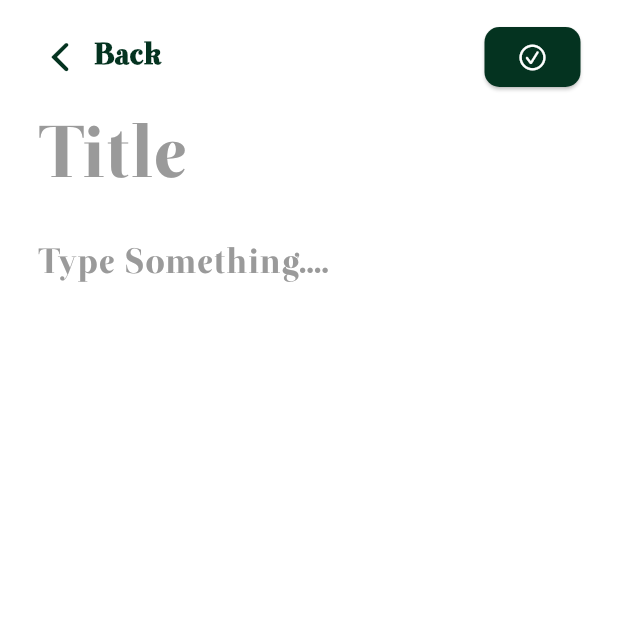
After one commit to salahswidan/note_app_with_hive, a Flutter app: the NewNoteScreen screen opened by its route, on a phone screen of 412 x 824 dp, the top half of it. The commit adds this screen. Run offline on Flutter 3.47's test engine with Material 3 defaults, Android fonts, the phone set to English and light mode, and no system bars; our stand-ins replace flutter_screenutil, hive, hive_flutter; accounts and stored records are empty.

Commit message:
Refactor NewNoteController and implement text field widgets for title and description; add validation and modal for required fields

```diff
--- a/lib/main.dart
+++ b/lib/main.dart
@@ -3,10 +3,12 @@ import 'package:flutter_screenutil/flutter_screenutil.dart';
 import 'package:hive_flutter/adapters.dart';
 
 import 'core/resources/route_manager.dart';
+import 'model/note_model/note_model.dart';
 
 void main()async {
   WidgetsFlutterBinding.ensureInitialized();
   await Hive.initFlutter();
+   Hive.registerAdapter(NoteModelAdapter());
 
   runApp(const MyApp());
 }
--- /dev/null
+++ b/lib/view/new_note_screen/widgets/custom_text_field_desc_note.dart
@@ -0,0 +1,34 @@
+
+import 'package:flutter/material.dart';
+import 'package:flutter_screenutil/flutter_screenutil.dart';
+
+import '../../../core/resources/color_manager.dart';
+
+class CustomTextFieldDescNote extends StatelessWidget {
+  const CustomTextFieldDescNote({
+    super.key,
+    required this.descController,
+  });
+  final TextEditingController descController;
+  @override
+  Widget build(BuildContext context) {
+    return TextFormField(
+      controller: descController,
+      style: TextStyle(
+        color: Colors.black,
+        fontSize: 23.sp,
+        fontFamily: "Otama",
+      ),
+      maxLength: null,
+      decoration: InputDecoration(
+        hintText: "Type Something....",
+        hintStyle: TextStyle(
+          color: ColorManager.KGrey2Color,
+          fontSize: 23.sp,
+          fontFamily: "Otama",
+        ),
+        border: InputBorder.none,
+      ),
+    );
+  }
+}
--- /dev/null
+++ b/lib/view/new_note_screen/widgets/custom_text_field_title_note.dart
@@ -0,0 +1,35 @@
+
+import 'package:flutter/material.dart';
+import 'package:flutter_screenutil/flutter_screenutil.dart';
+
+import '../../../core/resources/color_manager.dart';
+
+class CustomTextFieldTitle extends StatelessWidget {
+  const CustomTextFieldTitle({
+    super.key,
+    required this.titleController,
+  });
+  final TextEditingController titleController;
+
+  @override
+  Widget build(BuildContext context) {
+    return TextFormField(
+      controller: titleController,
+      style: TextStyle(
+        color: Colors.black,
+        fontSize: 48.sp,
+        fontFamily: "Otama",
+      ),
+      maxLines: 1,
+      decoration: InputDecoration(
+        hintText: "Title",
+        hintStyle: TextStyle(
+          color: ColorManager.KGrey2Color,
+          fontSize: 48.sp,
+          fontFamily: "Otama",
+        ),
+        border: InputBorder.none,
+      ),
+    );
+  }
+}
--- a/pubspec.yaml
+++ b/pubspec.yaml
@@ -35,6 +35,7 @@ dependencies:
   flutter_svg: ^2.1.0
   hive: ^2.2.3
   hive_flutter: ^1.1.0
+  path_provider: ^2.0.0
 
 dev_dependencies:
   flutter_lints: ^4.0.0
```
Also changed, not shown: lib/controller/new_note_screen/new_note_controller.dart (+160 -2 lines), lib/view/new_note_screen/screen/new_note_screen.dart (+18 -40 lines), pubspec.lock.
